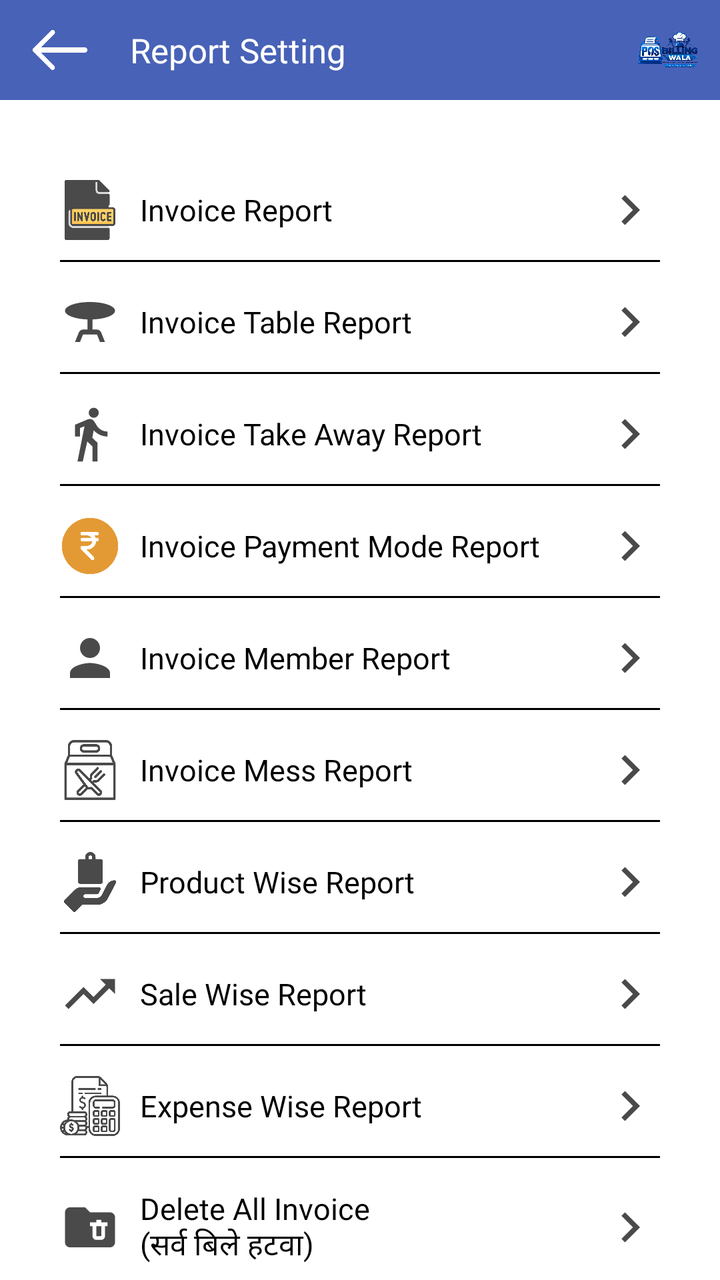
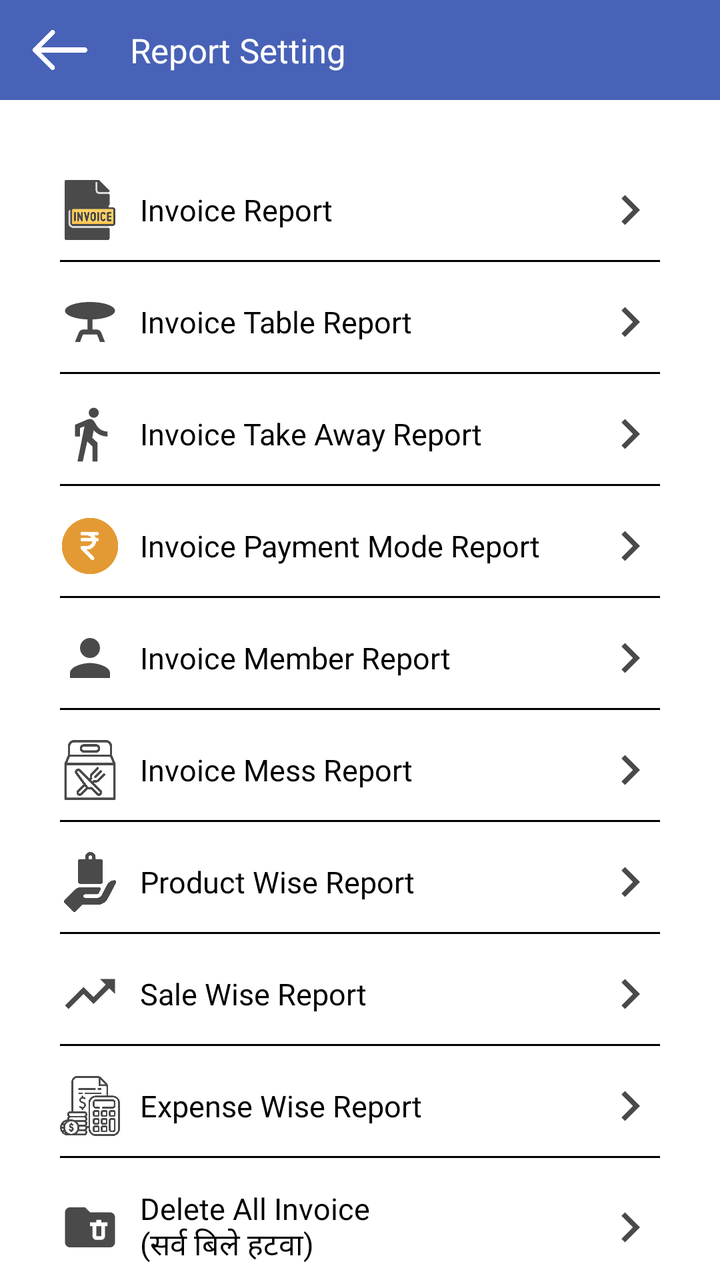

Before-and-after screenshots of an Android layout around one commit, followed by the original layout XML and the change that was made.
<!-- AndroidManifest.xml: application theme AppTheme -->
<!-- res/layout/fragment_report_setting.xml -->
<?xml version="1.0" encoding="utf-8"?>
<RelativeLayout xmlns:android="http://schemas.android.com/apk/res/android"
    xmlns:app="http://schemas.android.com/apk/res-auto"
    xmlns:tools="http://schemas.android.com/tools"
    android:layout_width="match_parent"
    android:layout_height="match_parent"
    tools:context=".Fragment.AddProduct">

    <com.google.android.material.appbar.AppBarLayout
        android:id="@+id/appBarLayout"
        android:layout_width="match_parent"
        android:layout_height="50dp"
        android:layout_alignParentTop="true">

        <RelativeLayout
            android:layout_width="match_parent"
            android:layout_height="match_parent">

            <ImageView
                android:id="@+id/backToSetting"
                android:layout_width="30dp"
                android:layout_height="30dp"
                android:layout_alignParentStart="true"
                android:layout_centerInParent="true"
                android:layout_gravity="center"
                android:layout_marginStart="15dp"
                android:src="@drawable/back"
                app:tint="@color/white" />

            <androidx.appcompat.widget.AppCompatTextView
                android:layout_width="wrap_content"
                android:layout_height="wrap_content"
                android:layout_centerInParent="true"
                android:layout_gravity="center"
                android:layout_marginStart="15dp"
                android:layout_toEndOf="@+id/backToSetting"
                android:fontFamily="@font/poppinsmedium"
                android:gravity="center"
                android:paddingStart="5dp"
                android:paddingEnd="5dp"
                android:text="@string/ui_report_setting"
                android:textColor="@color/white"
                android:textSize="17dp" />

        
            <include layout="@layout/include_app_toolbar_logo" />
</RelativeLayout>

    </com.google.android.material.appbar.AppBarLayout>

    <androidx.core.widget.NestedScrollView
        android:layout_width="match_parent"
        android:layout_height="match_parent"
        android:layout_below="@id/appBarLayout">

        <LinearLayout
            android:layout_width="match_parent"
            android:layout_height="wrap_content"
            android:orientation="vertical"
            android:padding="10dp">

            <LinearLayout
                android:id="@+id/invoiceWiseReportLayout"
                android:layout_width="match_parent"
                android:layout_height="wrap_content"
                android:layout_marginStart="20dp"
                android:layout_marginTop="30dp"
                android:layout_marginEnd="20dp"
                android:orientation="horizontal">

                <ImageView
                    android:layout_width="30dp"
                    android:layout_height="30dp"
                    android:layout_gravity="center"
                    android:src="@drawable/invoice" />

                <TextView
                    android:layout_width="match_parent"
                    android:layout_height="wrap_content"
                    android:layout_gravity="center"
                    android:layout_weight="1"
                    android:fontFamily="@font/poppinsregular"
                    android:gravity="center|start"
                    android:paddingStart="10dp"
                    android:paddingEnd="10dp"
                    android:text="@string/ui_invoice_report"
                    android:textColor="@color/black"
                    android:textSize="15dp" />

                <ImageView
                    android:layout_width="30dp"
                    android:layout_height="30dp"
                    android:layout_gravity="center"
                    android:src="@drawable/baseline_keyboard_arrow_right_24"
                    app:tint="@color/light_black" />

            </LinearLayout>

            <View
                android:layout_width="match_parent"
                android:layout_height="1dp"
                android:layout_marginStart="20dp"
                android:layout_marginTop="10dp"
                android:layout_marginEnd="20dp"
                android:background="@color/black" />

            <LinearLayout
                android:id="@+id/invoiceTableWiseReportLayout"
                android:layout_width="match_parent"
                android:layout_height="wrap_content"
                android:layout_marginStart="20dp"
                android:layout_marginTop="15dp"
                android:layout_marginEnd="20dp"
                android:orientation="horizontal">

                <ImageView
                    android:layout_width="30dp"
                    android:layout_height="30dp"
                    android:layout_gravity="center"
                    android:src="@drawable/baseline_table_bar_24"
                    app:tint="@color/light_black" />

                <TextView
                    android:layout_width="match_parent"
                    android:layout_height="wrap_content"
                    android:layout_gravity="center"
                    android:layout_weight="1"
                    android:fontFamily="@font/poppinsregular"
                    android:gravity="center|start"
                    android:paddingStart="10dp"
                    android:paddingEnd="10dp"
                    android:text="@string/ui_invoice_table_report"
                    android:textColor="@color/black"
                    android:textSize="15dp" />

                <ImageView
                    android:layout_width="30dp"
                    android:layout_height="30dp"
                    android:layout_gravity="center"
                    android:src="@drawable/baseline_keyboard_arrow_right_24"
                    app:tint="@color/light_black" />

            </LinearLayout>

            <View
                android:layout_width="match_parent"
                android:layout_height="1dp"
                android:layout_marginStart="20dp"
                android:layout_marginTop="10dp"
                android:layout_marginEnd="20dp"
                android:background="@color/black" />

            <LinearLayout
                android:id="@+id/invoiceTakeAwayWiseReportLayout"
                android:layout_width="match_parent"
                android:layout_height="wrap_content"
                android:layout_marginStart="20dp"
                android:layout_marginTop="15dp"
                android:layout_marginEnd="20dp"
                android:orientation="horizontal">

                <ImageView
                    android:layout_width="30dp"
                    android:layout_height="30dp"
                    android:layout_gravity="center"
                    android:src="@drawable/baseline_directions_walk_24"
                    app:tint="@color/light_black" />

                <TextView
                    android:layout_width="match_parent"
                    android:layout_height="wrap_content"
                    android:layout_gravity="center"
                    android:layout_weight="1"
                    android:fontFamily="@font/poppinsregular"
                    android:gravity="center|start"
                    android:paddingStart="10dp"
                    android:paddingEnd="10dp"
                    android:text="@string/ui_invoice_take_away_report"
                    android:textColor="@color/black"
                    android:textSize="15dp" />

                <ImageView
                    android:layout_width="30dp"
                    android:layout_height="30dp"
                    android:layout_gravity="center"
                    android:src="@drawable/baseline_keyboard_arrow_right_24"
                    app:tint="@color/light_black" />

            </LinearLayout>


            <View
                android:layout_width="match_parent"
                android:layout_height="1dp"
                android:layout_marginStart="20dp"
                android:layout_marginTop="10dp"
                android:layout_marginEnd="20dp"
                android:background="@color/black" />

            <LinearLayout
                android:id="@+id/invoicePaymentWiseReportLayout"
                android:layout_width="match_parent"
                android:layout_height="wrap_content"
                android:layout_marginStart="20dp"
                android:layout_marginTop="15dp"
                android:layout_marginEnd="20dp"
                android:orientation="horizontal">

                <ImageView
                    android:layout_width="30dp"
                    android:layout_height="30dp"
                    android:layout_gravity="center"
                    android:src="@drawable/rupee_pending" />

                <TextView
                    android:layout_width="match_parent"
                    android:layout_height="wrap_content"
                    android:layout_gravity="center"
                    android:layout_weight="1"
                    android:fontFamily="@font/poppinsregular"
                    android:gravity="center|start"
                    android:paddingStart="10dp"
                    android:paddingEnd="10dp"
                    android:text="@string/ui_invoice_payment_mode_report"
                    android:textColor="@color/black"
                    android:textSize="15dp" />

                <ImageView
                    android:layout_width="30dp"
                    android:layout_height="30dp"
                    android:layout_gravity="center"
                    android:src="@drawable/baseline_keyboard_arrow_right_24"
                    app:tint="@color/light_black" />

            </LinearLayout>

            <View
                android:layout_width="match_parent"
                android:layout_height="1dp"
                android:layout_marginStart="20dp"
                android:layout_marginTop="10dp"
                android:layout_marginEnd="20dp"
                android:background="@color/black" />

            <LinearLayout
                android:id="@+id/invoiceMemberPaymentWiseReportLayout"
                android:layout_width="match_parent"
                android:layout_height="wrap_content"
                android:layout_marginStart="20dp"
                android:layout_marginTop="15dp"
                android:layout_marginEnd="20dp"
                android:orientation="horizontal">

                <ImageView
                    android:layout_width="30dp"
                    android:layout_height="30dp"
                    android:layout_gravity="center"
                    android:src="@drawable/baseline_person_24"
                    app:tint="@color/light_black" />

                <TextView
                    android:layout_width="match_parent"
                    android:layout_height="wrap_content"
                    android:layout_gravity="center"
                    android:layout_weight="1"
                    android:fontFamily="@font/poppinsregular"
                    android:gravity="center|start"
                    android:paddingStart="10dp"
                    android:paddingEnd="10dp"
                    android:text="@string/ui_invoice_member_report"
                    android:textColor="@color/black"
                    android:textSize="15dp" />

                <ImageView
                    android:layout_width="30dp"
                    android:layout_height="30dp"
                    android:layout_gravity="center"
                    android:src="@drawable/baseline_keyboard_arrow_right_24"
                    app:tint="@color/light_black" />

            </LinearLayout>

            <View
                android:layout_width="match_parent"
                android:layout_height="1dp"
                android:layout_marginStart="20dp"
                android:layout_marginTop="10dp"
                android:layout_marginEnd="20dp"
                android:background="@color/black" />

            <LinearLayout
                android:id="@+id/invoiceMessWiseReportLayout"
                android:layout_width="match_parent"
                android:layout_height="wrap_content"
                android:layout_marginStart="20dp"
                android:layout_marginTop="15dp"
                android:layout_marginEnd="20dp"
                android:orientation="horizontal">

                <ImageView
                    android:layout_width="30dp"
                    android:layout_height="30dp"
                    android:layout_gravity="center"
                    android:src="@drawable/mess"
                    app:tint="@color/light_black" />

                <TextView
                    android:layout_width="match_parent"
                    android:layout_height="wrap_content"
                    android:layout_gravity="center"
                    android:layout_weight="1"
                    android:fontFamily="@font/poppinsregular"
                    android:gravity="center|start"
                    android:paddingStart="10dp"
                    android:paddingEnd="10dp"
                    android:text="@string/ui_invoice_mess_report"
                    android:textColor="@color/black"
                    android:textSize="15dp" />

                <ImageView
                    android:layout_width="30dp"
                    android:layout_height="30dp"
                    android:layout_gravity="center"
                    android:src="@drawable/baseline_keyboard_arrow_right_24"
                    app:tint="@color/light_black" />

            </LinearLayout>

            <View
                android:layout_width="match_parent"
                android:layout_height="1dp"
                android:layout_marginStart="20dp"
                android:layout_marginTop="10dp"
                android:layout_marginEnd="20dp"
                android:background="@color/black" />

            <LinearLayout
                android:id="@+id/productWiseReportLayout"
                android:layout_width="match_parent"
                android:layout_height="wrap_content"
                android:layout_marginStart="20dp"
                android:layout_marginTop="15dp"
                android:layout_marginEnd="20dp"
                android:orientation="horizontal">

                <ImageView
                    android:layout_width="30dp"
                    android:layout_height="30dp"
                    android:layout_gravity="center"
                    android:src="@drawable/product"
                    app:tint="@color/light_black" />

                <TextView
                    android:layout_width="match_parent"
                    android:layout_height="wrap_content"
                    android:layout_gravity="center"
                    android:layout_weight="1"
                    android:fontFamily="@font/poppinsregular"
                    android:gravity="center|start"
                    android:paddingStart="10dp"
                    android:paddingEnd="10dp"
                    android:text="@string/ui_product_wise_report"
                    android:textColor="@color/black"
                    android:textSize="15dp" />

                <ImageView
                    android:layout_width="30dp"
                    android:layout_height="30dp"
                    android:layout_gravity="center"
                    android:src="@drawable/baseline_keyboard_arrow_right_24"
                    app:tint="@color/light_black" />

            </LinearLayout>

            <View
                android:layout_width="match_parent"
                android:layout_height="1dp"
                android:layout_marginStart="20dp"
                android:layout_marginTop="10dp"
                android:layout_marginEnd="20dp"
                android:background="@color/black" />

            <LinearLayout
                android:id="@+id/saleWiseReportLayout"
                android:layout_width="match_parent"
                android:layout_height="wrap_content"
                android:layout_marginStart="20dp"
                android:layout_marginTop="15dp"
                android:layout_marginEnd="20dp"
                android:orientation="horizontal">

                <ImageView
                    android:layout_width="30dp"
                    android:layout_height="30dp"
                    android:layout_gravity="center"
                    android:src="@drawable/baseline_trending_up_24"
                    app:tint="@color/light_black" />

                <TextView
                    android:layout_width="match_parent"
                    android:layout_height="wrap_content"
                    android:layout_gravity="center"
                    android:layout_weight="1"
                    android:fontFamily="@font/poppinsregular"
                    android:gravity="center|start"
                    android:paddingStart="10dp"
                    android:paddingEnd="10dp"
                    android:text="@string/ui_sale_wise_report"
                    android:textColor="@color/black"
                    android:textSize="15dp" />

                <ImageView
                    android:layout_width="30dp"
                    android:layout_height="30dp"
                    android:layout_gravity="center"
                    android:src="@drawable/baseline_keyboard_arrow_right_24"
                    app:tint="@color/light_black" />

            </LinearLayout>

            <View
                android:layout_width="match_parent"
                android:layout_height="1dp"
                android:layout_marginStart="20dp"
                android:layout_marginTop="10dp"
                android:layout_marginEnd="20dp"
                android:background="@color/black" />

            <LinearLayout
                android:id="@+id/expenseWiseReportLayout"
                android:layout_width="match_parent"
                android:layout_height="wrap_content"
                android:layout_marginStart="20dp"
                android:layout_marginTop="15dp"
                android:layout_marginEnd="20dp"
                android:orientation="horizontal">

                <ImageView
                    android:layout_width="30dp"
                    android:layout_height="30dp"
                    android:layout_gravity="center"
                    android:src="@drawable/expense"
                    app:tint="@color/light_black" />

                <TextView
                    android:layout_width="match_parent"
                    android:layout_height="wrap_content"
                    android:layout_gravity="center"
                    android:layout_weight="1"
                    android:fontFamily="@font/poppinsregular"
                    android:gravity="center|start"
                    android:paddingStart="10dp"
                    android:paddingEnd="10dp"
                    android:text="@string/ui_expense_wise_report"
                    android:textColor="@color/black"
                    android:textSize="15dp" />

                <ImageView
                    android:layout_width="30dp"
                    android:layout_height="30dp"
                    android:layout_gravity="center"
                    android:src="@drawable/baseline_keyboard_arrow_right_24"
                    app:tint="@color/light_black" />

            </LinearLayout>

            <View
                android:layout_width="match_parent"
                android:layout_height="1dp"
                android:layout_marginStart="20dp"
                android:layout_marginTop="10dp"
                android:layout_marginEnd="20dp"
                android:background="@color/black" />

            <LinearLayout
                android:id="@+id/clearInvoiceLayout"
                android:layout_width="match_parent"
                android:layout_height="wrap_content"
                android:layout_marginStart="20dp"
                android:layout_marginTop="15dp"
                android:layout_marginEnd="20dp"
                android:orientation="horizontal">

                <ImageView
                    android:layout_width="30dp"
                    android:layout_height="30dp"
                    android:layout_gravity="center"
                    android:src="@drawable/baseline_folder_delete_24"
                    app:tint="@color/light_black" />

                <TextView
                    android:layout_width="match_parent"
                    android:layout_height="wrap_content"
                    android:layout_gravity="center"
                    android:layout_weight="1"
                    android:fontFamily="@font/poppinsregular"
                    android:gravity="center|start"
                    android:paddingStart="10dp"
                    android:paddingEnd="10dp"
                    android:text="@string/ui_delete_all_invoice_सर्व_बले_हटव"
                    android:textColor="@color/black"
                    android:textSize="15dp" />

                <ImageView
                    android:layout_width="30dp"
                    android:layout_height="30dp"
                    android:layout_gravity="center"
                    android:src="@drawable/baseline_keyboard_arrow_right_24"
                    app:tint="@color/light_black" />

            </LinearLayout>


        </LinearLayout>

    </androidx.core.widget.NestedScrollView>

</RelativeLayout>
<!-- res/layout/include_app_toolbar_logo.xml (included above) -->
<?xml version="1.0" encoding="utf-8"?>
<ImageView xmlns:android="http://schemas.android.com/apk/res/android"
    android:id="@+id/appBrandLogo"
    android:layout_width="32dp"
    android:layout_height="32dp"
    android:layout_alignParentEnd="true"
    android:layout_centerVertical="true"
    android:layout_marginEnd="10dp"
    android:contentDescription="@string/app_name"
    android:scaleType="fitCenter"
    android:src="@drawable/app_logo" />
<!-- resources referenced by this layout -->
<resources>
  <color name="black">#000</color>
  <color name="light_black">#4a4a4a</color>
  <color name="white">#fff</color>
  <!-- drawable app_logo: png bitmap (drawable, 586552 bytes) -->
  <!-- drawable baseline_keyboard_arrow_right_24 (drawable) -->
  <vector xmlns:android="http://schemas.android.com/apk/res/android"
      android:width="24dp"
      android:height="24dp"
      android:autoMirrored="true"
      android:tint="#000000"
      android:viewportWidth="24"
      android:viewportHeight="24">
      <path
          android:fillColor="@android:color/white"
          android:pathData="M8.59,16.59L13.17,12 8.59,7.41 10,6l6,6 -6,6 -1.41,-1.41z" />
  </vector>
  <!-- drawable baseline_person_24 (drawable) -->
  <vector xmlns:android="http://schemas.android.com/apk/res/android"
      android:width="24dp"
      android:height="24dp"
      android:tint="#000000"
      android:viewportWidth="24"
      android:viewportHeight="24">
      <path
          android:fillColor="@android:color/white"
          android:pathData="M12,12c2.21,0 4,-1.79 4,-4s-1.79,-4 -4,-4 -4,1.79 -4,4 1.79,4 4,4zM12,14c-2.67,0 -8,1.34 -8,4v2h16v-2c0,-2.66 -5.33,-4 -8,-4z" />
  </vector>
  <!-- drawable baseline_table_bar_24 (drawable) -->
  <vector xmlns:android="http://schemas.android.com/apk/res/android"
      android:width="24dp"
      android:height="24dp"
      android:tint="#000000"
      android:viewportWidth="24"
      android:viewportHeight="24">
      <path
          android:fillColor="@android:color/white"
          android:pathData="M22,7.5C22,5.57 17.52,4 12,4S2,5.57 2,7.5c0,1.81 3.95,3.31 9,3.48V15H9.35c-0.82,0 -1.55,0.5 -1.86,1.26L6,20h2l1.2,-3h5.6l1.2,3h2l-1.5,-3.74C16.2,15.5 15.46,15 14.65,15H13v-4.02C18.05,10.81 22,9.31 22,7.5z" />
  </vector>
  <!-- drawable baseline_trending_up_24 (drawable) -->
  <vector xmlns:android="http://schemas.android.com/apk/res/android"
      android:width="24dp"
      android:height="24dp"
      android:autoMirrored="true"
      android:tint="#000000"
      android:viewportWidth="24"
      android:viewportHeight="24">
      <path
          android:fillColor="@android:color/white"
          android:pathData="M16,6l2.29,2.29 -4.88,4.88 -4,-4L2,16.59 3.41,18l6,-6 4,4 6.3,-6.29L22,12V6z" />
  </vector>
  <string name="app_name">Billingwala</string>
  <string name="ui_expense_wise_report">Expense Wise Report</string>
  <string name="ui_invoice_member_report">Invoice Member Report</string>
  <string name="ui_invoice_mess_report">Invoice Mess Report</string>
  <string name="ui_invoice_payment_mode_report">Invoice Payment Mode Report</string>
  <string name="ui_invoice_report">Invoice Report</string>
  <string name="ui_invoice_table_report">Invoice Table Report</string>
  <string name="ui_invoice_take_away_report">Invoice Take Away Report</string>
  <string name="ui_product_wise_report">Product Wise Report</string>
  <string name="ui_report_setting">Report Setting</string>
  <string name="ui_sale_wise_report">Sale Wise Report</string>
  <style name="AppTheme" parent="Theme.MaterialComponents.Light.NoActionBar">
          
          <item name="colorPrimary">@color/colorPrimary</item>
          <item name="colorPrimaryDark">@color/colorPrimary</item>
          <item name="colorAccent">@color/colorAccent</item>
          <item name="android:windowIsTranslucent">true</item>
          <item name="windowNoTitle">true</item>
          <item name="windowActionBar">false</item>
  
      </style>
  <color name="colorPrimary">#4862b7</color>
  <color name="colorAccent">#000</color>
  <!-- unchanged entries left out for length: 8 -->
</resources>

<!-- the commit's change to res/layout/fragment_report_setting.xml (unified diff, before → after) -->
@@ -41,9 +41,6 @@
                 android:text="@string/ui_report_setting"
                 android:textColor="@color/white"
                 android:textSize="17dp" />
-
-        
-            <include layout="@layout/include_app_toolbar_logo" />
 </RelativeLayout>
 
     </com.google.android.material.appbar.AppBarLayout>
@@ -516,15 +513,3 @@
     </androidx.core.widget.NestedScrollView>
 
 </RelativeLayout>
-<!-- res/layout/include_app_toolbar_logo.xml (included above) -->
-<?xml version="1.0" encoding="utf-8"?>
-<ImageView xmlns:android="http://schemas.android.com/apk/res/android"
-    android:id="@+id/appBrandLogo"
-    android:layout_width="32dp"
-    android:layout_height="32dp"
-    android:layout_alignParentEnd="true"
-    android:layout_centerVertical="true"
-    android:layout_marginEnd="10dp"
-    android:contentDescription="@string/app_name"
-    android:scaleType="fitCenter"
-    android:src="@drawable/app_logo" />
<!-- resource entries referenced after the edit -->
@@ -3,7 +3,6 @@
   <color name="black">#000</color>
   <color name="light_black">#4a4a4a</color>
   <color name="white">#fff</color>
-  <!-- drawable app_logo: png bitmap (drawable, 586552 bytes) -->
   <!-- drawable baseline_keyboard_arrow_right_24 (drawable) -->
   <vector xmlns:android="http://schemas.android.com/apk/res/android"
       android:width="24dp"
@@ -50,7 +49,6 @@
           android:fillColor="@android:color/white"
           android:pathData="M16,6l2.29,2.29 -4.88,4.88 -4,-4L2,16.59 3.41,18l6,-6 4,4 6.3,-6.29L22,12V6z" />
   </vector>
-  <string name="app_name">Billingwala</string>
   <string name="ui_expense_wise_report">Expense Wise Report</string>
   <string name="ui_invoice_member_report">Invoice Member Report</string>
   <string name="ui_invoice_mess_report">Invoice Mess Report</string>
